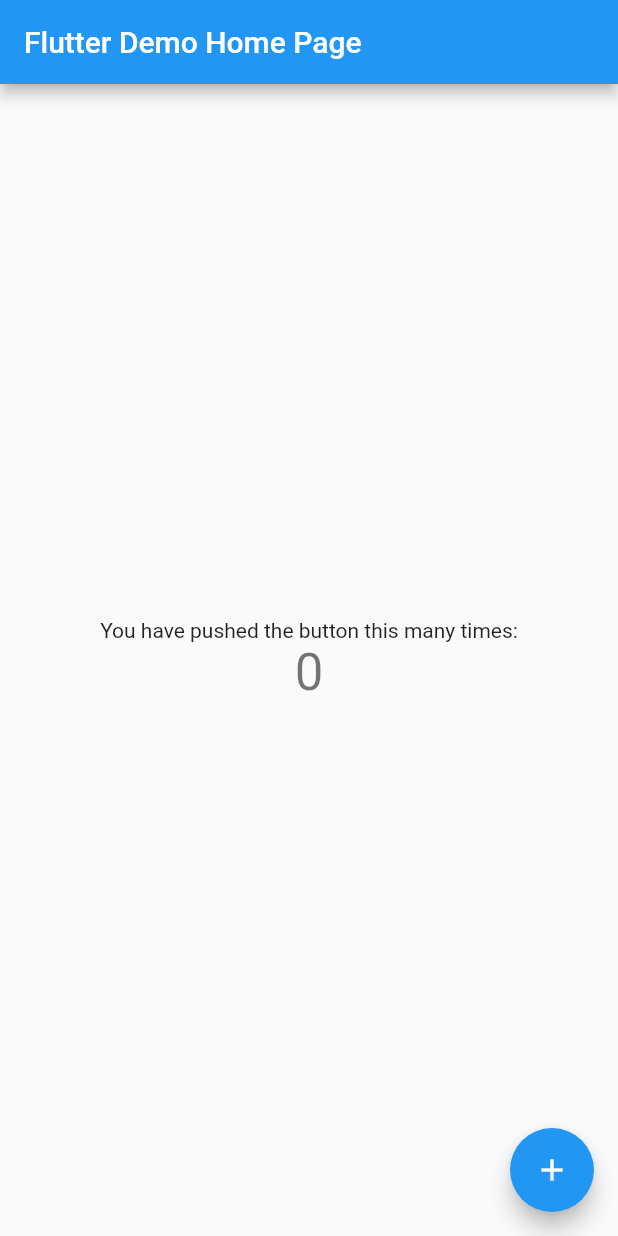
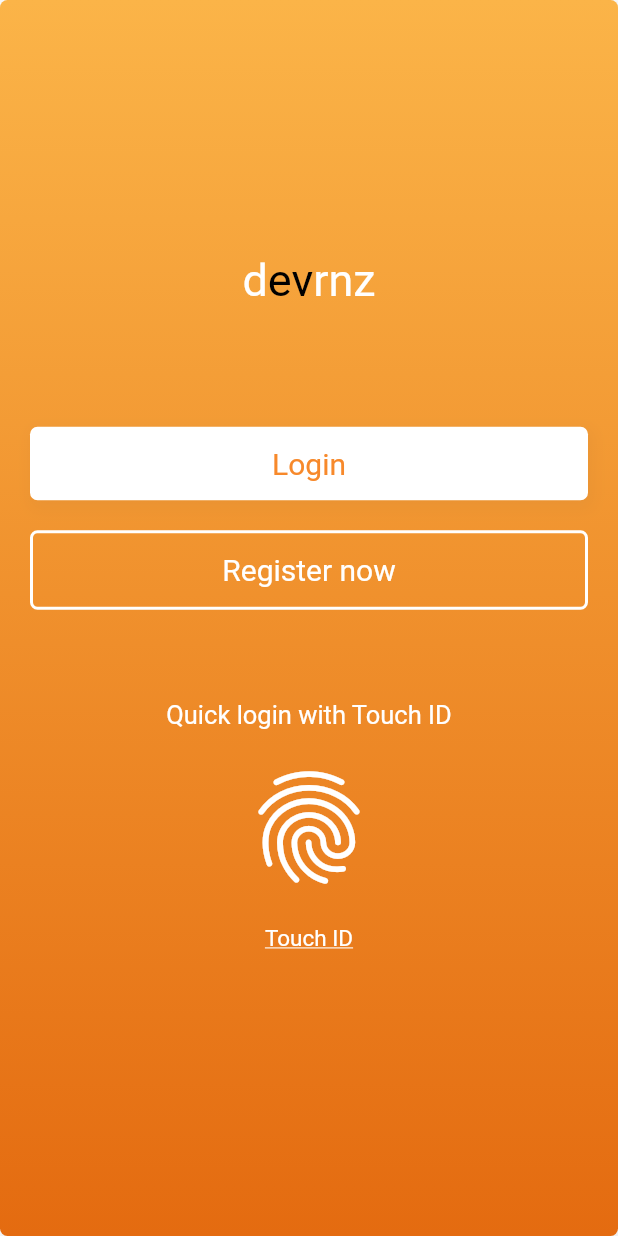
Before and after one commit to TheAlphamerc/flutter_login_signup, a Flutter app: the screen it shows after launch, on a phone screen of 412 x 824 dp. Run offline on Flutter 3.47's test engine with Material 2 defaults, Android fonts, the phone set to English and light mode, and no system bars.

```diff
--- a/lib/main.dart
+++ b/lib/main.dart
@@ -1,4 +1,6 @@
 import 'package:flutter/material.dart';
+
+import 'src/welcomePage.dart';
 
 void main() => runApp(MyApp());
 
@@ -9,103 +11,9 @@ class MyApp extends StatelessWidget {
     return MaterialApp(
       title: 'Flutter Demo',
       theme: ThemeData(
-        // This is the theme of your application.
-        //
-        // Try running your application with "flutter run". You'll see the
-        // application has a blue toolbar. Then, without quitting the app, try
-        // changing the primarySwatch below to Colors.green and then invoke
-        // "hot reload" (press "r" in the console where you ran "flutter run",
-        // or simply save your changes to "hot reload" in a Flutter IDE).
-        // Notice that the counter didn't reset back to zero; the application
-        // is not restarted.
-        primarySwatch: Colors.blue,
+         primarySwatch: Colors.blue,
       ),
-      home: MyHomePage(title: 'Flutter Demo Home Page'),
+      home: WelcomePage(),
     );
   }
 }
-
-class MyHomePage extends StatefulWidget {
-  MyHomePage({Key key, this.title}) : super(key: key);
-
-  // This widget is the home page of your application. It is stateful, meaning
-  // that it has a State object (defined below) that contains fields that affect
-  // how it looks.
-
-  // This class is the configuration for the state. It holds the values (in this
-  // case the title) provided by the parent (in this case the App widget) and
-  // used by the build method of the State. Fields in a Widget subclass are
-  // always marked "final".
-
-  final String title;
-
-  @override
-  _MyHomePageState createState() => _MyHomePageState();
-}
-
-class _MyHomePageState extends State<MyHomePage> {
-  int _counter = 0;
-
-  void _incrementCounter() {
-    setState(() {
-      // This call to setState tells the Flutter framework that something has
-      // changed in this State, which causes it to rerun the build method below
-      // so that the display can reflect the updated values. If we changed
-      // _counter without calling setState(), then the build method would not be
-      // called again, and so nothing would appear to happen.
-      _counter++;
-    });
-  }
-
-  @override
-  Widget build(BuildContext context) {
-    // This method is rerun every time setState is called, for instance as done
-    // by the _incrementCounter method above.
-    //
-    // The Flutter framework has been optimized to make rerunning build methods
-    // fast, so that you can just rebuild anything that needs updating rather
-    // than having to individually change instances of widgets.
-    return Scaffold(
-      appBar: AppBar(
-        // Here we take the value from the MyHomePage object that was created by
-        // the App.build method, and use it to set our appbar title.
-        title: Text(widget.title),
-      ),
-      body: Center(
-        // Center is a layout widget. It takes a single child and positions it
-        // in the middle of the parent.
-        child: Column(
-          // Column is also a layout widget. It takes a list of children and
-          // arranges them vertically. By default, it sizes itself to fit its
-          // children horizontally, and tries to be as tall as its parent.
-          //
-          // Invoke "debug painting" (press "p" in the console, choose the
-          // "Toggle Debug Paint" action from the Flutter Inspector in Android
-          // Studio, or the "Toggle Debug Paint" command in Visual Studio Code)
-          // to see the wireframe for each widget.
-          //
-          // Column has various properties to control how it sizes itself and
-          // how it positions its children. Here we use mainAxisAlignment to
-          // center the children vertically; the main axis here is the vertical
-          // axis because Columns are vertical (the cross axis would be
-          // horizontal).
-          mainAxisAlignment: MainAxisAlignment.center,
-          children: <Widget>[
-            Text(
-              'You have pushed the button this many times:',
-            ),
-            Text(
-              '$_counter',
-              style: Theme.of(context).textTheme.display1,
-            ),
-          ],
-        ),
-      ),
-      floatingActionButton: FloatingActionButton(
-        onPressed: _incrementCounter,
-        tooltip: 'Increment',
-        child: Icon(Icons.add),
-      ), // This trailing comma makes auto-formatting nicer for build methods.
-    );
-  }
-}
--- /dev/null
+++ b/lib/src/welcomePage.dart
@@ -0,0 +1,141 @@
+
+import 'package:flutter/material.dart';
+import 'package:flutter_login_signup/src/loginPage.dart';
+
+class WelcomePage extends StatefulWidget {
+  WelcomePage({Key key, this.title}) : super(key: key);
+
+  final String title;
+
+  @override
+  _WelcomePageState createState() => _WelcomePageState();
+}
+
+class _WelcomePageState extends State<WelcomePage> {
+
+
+  Widget _submitButton(){
+    return InkWell(
+      onTap: (){
+         Navigator.push(
+          context, MaterialPageRoute(builder: (context) => LoginPage()));
+      },
+      child: Container(
+        width : MediaQuery.of(context).size.width ,
+        padding: EdgeInsets.symmetric(vertical: 13),
+        alignment: Alignment.center,
+        decoration: BoxDecoration(
+          borderRadius: BorderRadius.all(Radius.circular(5)),
+          boxShadow: <BoxShadow>[
+            BoxShadow(
+                color: Color(0xffdf8e33).withAlpha(100),
+                offset: Offset(2, 4),
+                blurRadius: 8,
+                spreadRadius: 2
+            )
+          ],
+          color: Colors.white
+        ),
+        child:  Text('Login',style:TextStyle(fontSize: 20,color: Color(0xfff7892b)),),
+      ),
+    );
+  }
+   Widget _signUpButton(){
+    return InkWell(
+      onTap: (){
+         Navigator.push(
+          context, MaterialPageRoute(builder: (context) => LoginPage()));
+      },
+      child: Container(
+        width : MediaQuery.of(context).size.width ,
+        padding: EdgeInsets.symmetric(vertical: 13),
+        alignment: Alignment.center,
+        decoration: BoxDecoration(
+          borderRadius: BorderRadius.all(Radius.circular(5)),
+          border: Border.all(color: Colors.white, width: 2),
+        ),
+        child:  Text('Register now',style:TextStyle(fontSize: 20,color: Colors.white),),
+      ),
+    );
+  }
+  Widget _label(){
+    return Container(
+      margin: EdgeInsets.only(top:40,bottom: 20),
+      child: Column(
+        children: <Widget>[
+          Text('Quick login with Touch ID',style: TextStyle(color: Colors.white, fontSize: 17),),
+          SizedBox(height: 20,),
+          Icon(Icons.fingerprint,size:90,color:Colors.white),
+          SizedBox(height: 20,),
+          Text('Touch ID',style: TextStyle(color: Colors.white, fontSize: 15, decoration: TextDecoration.underline,), ),
+        ],
+      )
+    );
+  }
+  Widget _title(){
+    return RichText(
+        textAlign: TextAlign.center,
+        text:TextSpan(
+          text: 'd',
+          style: TextStyle(color: Colors.white, fontSize: 30, ),
+          children: [
+            TextSpan(text: 'ev',
+            style: TextStyle(
+              color: Colors.black, fontSize: 30),
+
+            ),
+            TextSpan(text: 'rnz',
+            style: TextStyle(
+              color: Colors.white, fontSize: 30),
+
+            ),
+          ]
+        ),
+      );
+  }
+  @override
+  Widget build(BuildContext context) {
+    return Scaffold(
+
+      body: Stack(
+        children: <Widget>[
+          Container(
+            padding: EdgeInsets.symmetric(horizontal: 20),
+            height: MediaQuery.of(context).size.height,
+            decoration: BoxDecoration(
+              borderRadius: BorderRadius.all(Radius.circular(5)),
+              boxShadow: <BoxShadow>[
+                BoxShadow(
+                    color: Colors.grey.shade200,
+                    offset: Offset(2, 4),
+                    blurRadius: 5,
+                    spreadRadius: 2
+                )
+              ],
+              gradient: LinearGradient(
+                begin: Alignment.topCenter,
+                end: Alignment.bottomCenter,
+                colors: [Color(0xfffbb448),Color(0xffe46b10)]
+              )
+            ),
+            child: Column(
+              crossAxisAlignment: CrossAxisAlignment.center,
+              mainAxisAlignment: MainAxisAlignment.center,
+              children: <Widget>[
+                 _title(),
+                 SizedBox(height: 80,),
+                 _submitButton(),
+                 SizedBox(height: 20,),
+                _signUpButton(),
+                 SizedBox(height: 20,),
+                _label()
+
+              ],
+            ),
+          ),
+        ],
+      )
+       ,
+   );
+  }
+}
```
Also changed, not shown: lib/src/loginPage.dart (added, +218 -0 lines).
